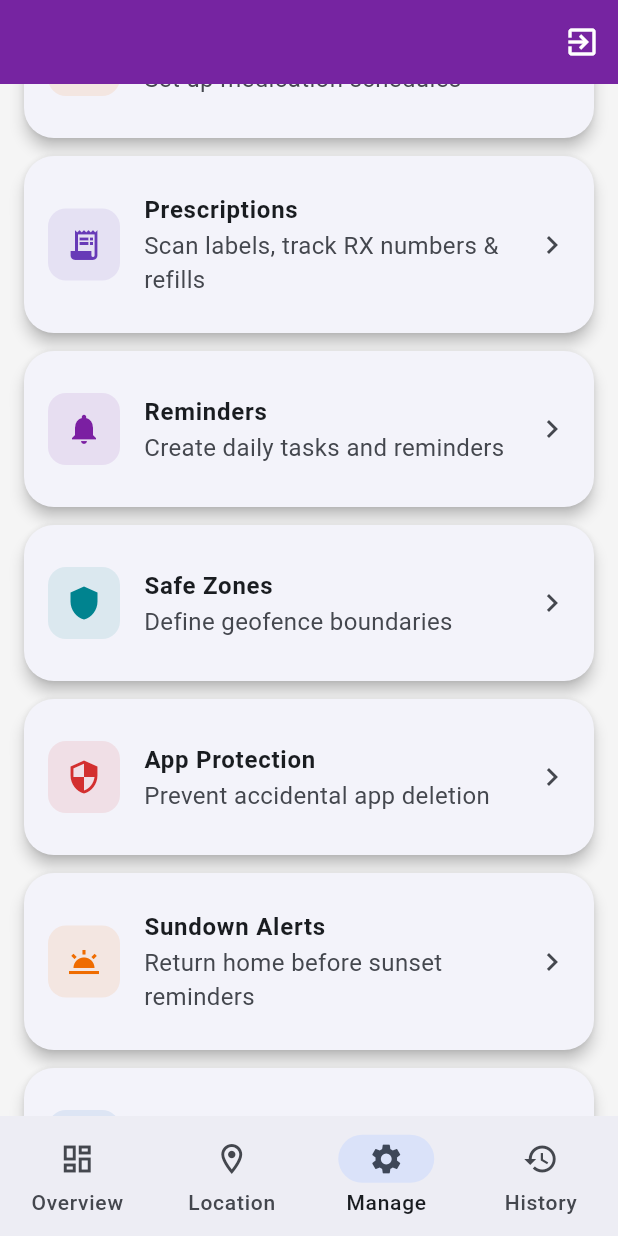
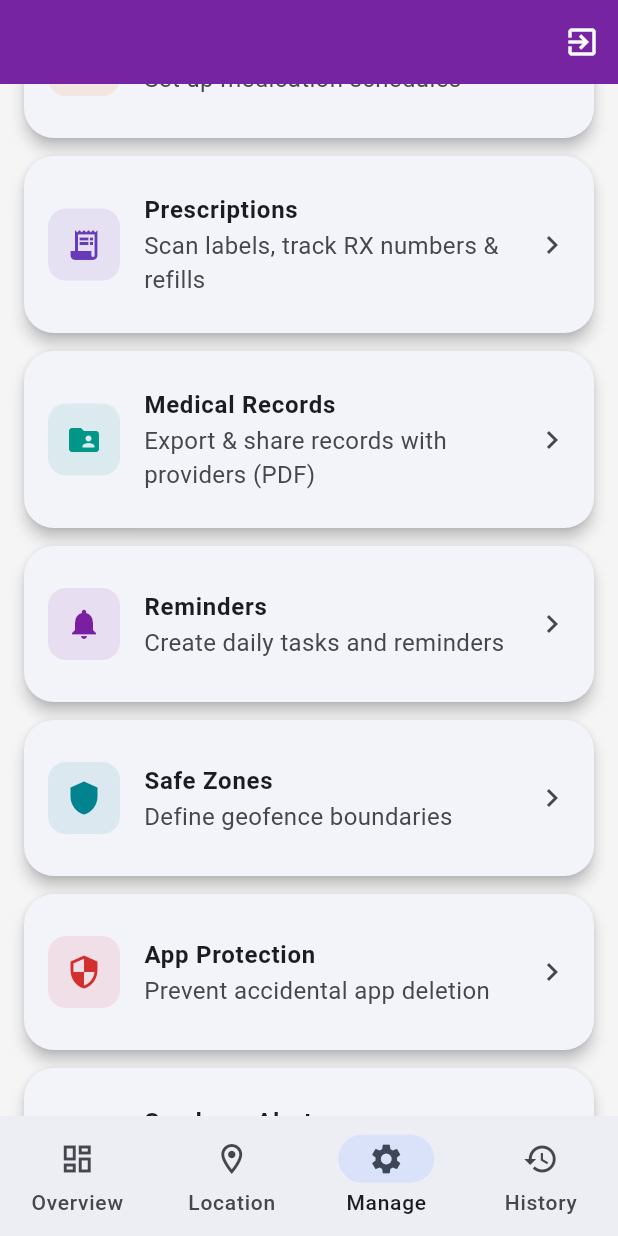
Before and after one commit to sosmartapps/lumina, a Flutter app: the CaregiverDashboardScreen screen opened directly, item 3 of the bottom bar chosen, scrolled down 576 dp, on a phone screen of 412 x 824 dp. Run offline on Flutter 3.47's test engine with Material 3 defaults, Android fonts, the phone set to English and light mode, and no system bars; drawn by our look-alikes of screenshot; our stand-ins replace app_links, audioplayers, battery_plus, cached_network_image, cloud_firestore, device_info_plus and 23 more; missing offline and left inert: flutter_background_service, google_mlkit_text_recognition, map_launcher, purchases_flutter; accounts and stored records are empty; generated files the repository leaves out were written again; network calls fail.

Commit message:
Update lockfile and minor changes
Co-Authored-By: Claude Opus 4.6 <noreply@anthropic.com>

```diff
--- a/lib/features/caregiver/caregiver_dashboard_screen.dart
+++ b/lib/features/caregiver/caregiver_dashboard_screen.dart
@@ -32,6 +32,7 @@ import 'invite_caregiver_screen.dart';
 import 'manage_caregivers_screen.dart';
 import '../../features/subscription/subscription_status_card.dart';
 import '../../features/subscription/paywall_screen.dart';
+import '../medical_records/medical_records_screen.dart';
 
 /// Main dashboard for caregivers
 class CaregiverDashboardScreen extends ConsumerStatefulWidget {
@@ -708,6 +709,16 @@ class _CaregiverDashboardScreenState extends ConsumerState<CaregiverDashboardScr
             ),
           ),
           _buildManageItem(
+            'Medical Records',
+            'Export & share records with providers (PDF)',
+            Icons.folder_shared,
+            Colors.teal,
+            () => Navigator.push(
+              context,
+              MaterialPageRoute(builder: (context) => const MedicalRecordsScreen()),
+            ),
+          ),
+          _buildManageItem(
             'Reminders',
             'Create daily tasks and reminders',
             Icons.notifications,
```
